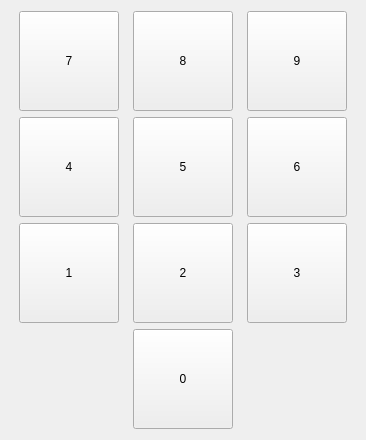
Above: penyamanager/numitemdialog.ui from eguzki/penyamanager before the change. Below: the same form after it.
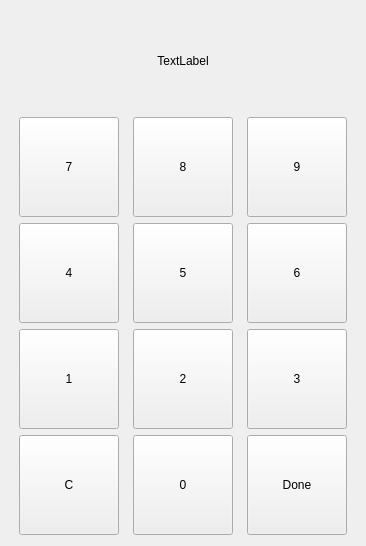
That is the form after the change.

Diff of the .ui file:
```diff
--- a/penyamanager/numitemdialog.ui
+++ b/penyamanager/numitemdialog.ui
@@ -10,7 +10,7 @@
     <x>0</x>
     <y>0</y>
     <width>366</width>
-    <height>436</height>
+    <height>542</height>
    </rect>
   </property>
   <property name="minimumSize">
@@ -22,7 +22,7 @@
   <property name="maximumSize">
    <size>
     <width>366</width>
-    <height>436</height>
+    <height>16777215</height>
    </size>
   </property>
   <property name="windowTitle">
@@ -35,7 +35,7 @@
    <property name="sizeConstraint">
     <enum>QLayout::SetMinimumSize</enum>
    </property>
-   <item row="0" column="0">
+   <item row="1" column="0">
     <widget class="QToolButton" name="toolButton_7">
      <property name="minimumSize">
       <size>
@@ -48,7 +48,7 @@
      </property>
     </widget>
    </item>
-   <item row="1" column="1">
+   <item row="2" column="1">
     <widget class="QToolButton" name="toolButton_5">
      <property name="minimumSize">
       <size>
@@ -61,7 +61,7 @@
      </property>
     </widget>
    </item>
-   <item row="2" column="2">
+   <item row="3" column="2">
     <widget class="QToolButton" name="toolButton_3">
      <property name="minimumSize">
       <size>
@@ -74,7 +74,7 @@
      </property>
     </widget>
    </item>
-   <item row="1" column="2">
+   <item row="2" column="2">
     <widget class="QToolButton" name="toolButton_6">
      <property name="minimumSize">
       <size>
@@ -87,7 +87,7 @@
      </property>
     </widget>
    </item>
-   <item row="0" column="2">
+   <item row="1" column="2">
     <widget class="QToolButton" name="toolButton_9">
      <property name="minimumSize">
       <size>
@@ -100,7 +100,7 @@
      </property>
     </widget>
    </item>
-   <item row="1" column="0">
+   <item row="2" column="0">
     <widget class="QToolButton" name="toolButton_4">
      <property name="minimumSize">
       <size>
@@ -113,7 +113,7 @@
      </property>
     </widget>
    </item>
-   <item row="2" column="0">
+   <item row="3" column="0">
     <widget class="QToolButton" name="toolButton_1">
      <property name="minimumSize">
       <size>
@@ -126,7 +126,7 @@
      </property>
     </widget>
    </item>
-   <item row="2" column="1">
+   <item row="3" column="1">
     <widget class="QToolButton" name="toolButton_2">
      <property name="minimumSize">
       <size>
@@ -139,7 +139,7 @@
      </property>
     </widget>
    </item>
-   <item row="0" column="1">
+   <item row="1" column="1">
     <widget class="QToolButton" name="toolButton_8">
      <property name="minimumSize">
       <size>
@@ -152,7 +152,7 @@
      </property>
     </widget>
    </item>
-   <item row="3" column="1">
+   <item row="4" column="1">
     <widget class="QToolButton" name="toolButton_0">
      <property name="minimumSize">
       <size>
@@ -165,6 +165,48 @@
      </property>
     </widget>
    </item>
+   <item row="0" column="0" colspan="3">
+    <widget class="QLabel" name="numDisplayLabel">
+     <property name="minimumSize">
+      <size>
+       <width>0</width>
+       <height>100</height>
+      </size>
+     </property>
+     <property name="text">
+      <string>TextLabel</string>
+     </property>
+     <property name="alignment">
+      <set>Qt::AlignCenter</set>
+     </property>
+    </widget>
+   </item>
+   <item row="4" column="0">
+    <widget class="QToolButton" name="toolButton_C">
+     <property name="minimumSize">
+      <size>
+       <width>100</width>
+       <height>100</height>
+      </size>
+     </property>
+     <property name="text">
+      <string>C</string>
+     </property>
+    </widget>
+   </item>
+   <item row="4" column="2">
+    <widget class="QToolButton" name="toolButton_Done">
+     <property name="minimumSize">
+      <size>
+       <width>100</width>
+       <height>100</height>
+      </size>
+     </property>
+     <property name="text">
+      <string>Done</string>
+     </property>
+    </widget>
+   </item>
   </layout>
  </widget>
  <resources/>
```
